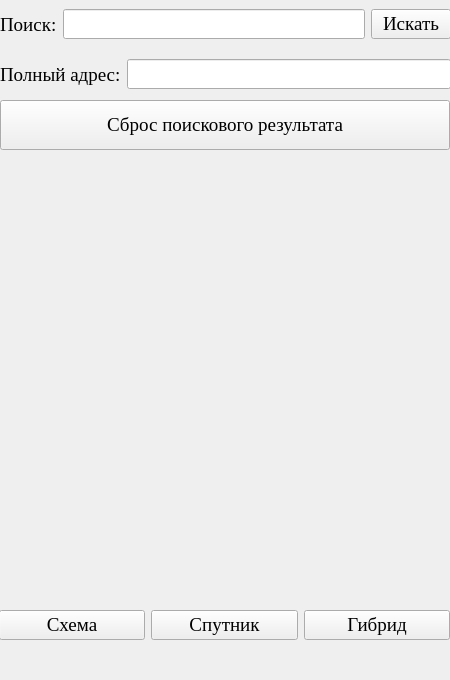
Above: Maps_API.ui from NeMolliriK/Maps_API before the change. Below: the same form after it.
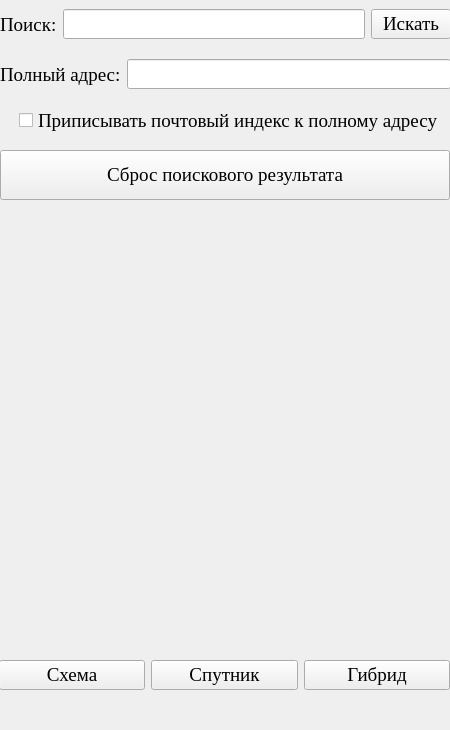
That is the form after the change.

Commit message: Часть №9

```diff
--- a/Maps_API.ui
+++ b/Maps_API.ui
@@ -7,7 +7,7 @@
     <x>0</x>
     <y>0</y>
     <width>450</width>
-    <height>680</height>
+    <height>730</height>
    </rect>
   </property>
   <property name="font">
@@ -27,7 +27,7 @@
     <property name="geometry">
      <rect>
       <x>0</x>
-      <y>150</y>
+      <y>200</y>
       <width>450</width>
       <height>450</height>
      </rect>
@@ -43,7 +43,7 @@
     <property name="geometry">
      <rect>
       <x>-1</x>
-      <y>600</y>
+      <y>650</y>
       <width>451</width>
       <height>51</height>
      </rect>
@@ -143,7 +143,7 @@
     <property name="geometry">
      <rect>
       <x>0</x>
-      <y>100</y>
+      <y>150</y>
       <width>450</width>
       <height>50</height>
      </rect>
@@ -155,6 +155,22 @@
      <string>Сброс поискового результата</string>
     </property>
    </widget>
+   <widget class="QCheckBox" name="checkBox">
+    <property name="geometry">
+     <rect>
+      <x>19</x>
+      <y>100</y>
+      <width>431</width>
+      <height>41</height>
+     </rect>
+    </property>
+    <property name="cursor">
+     <cursorShape>PointingHandCursor</cursorShape>
+    </property>
+    <property name="text">
+     <string>Приписывать почтовый индекс к полному адресу</string>
+    </property>
+   </widget>
   </widget>
   <widget class="QMenuBar" name="menubar">
    <property name="geometry">
```
Left out of the diff: 2 changed lines with no effect on the pictures. The commit also changes 2 other files.
